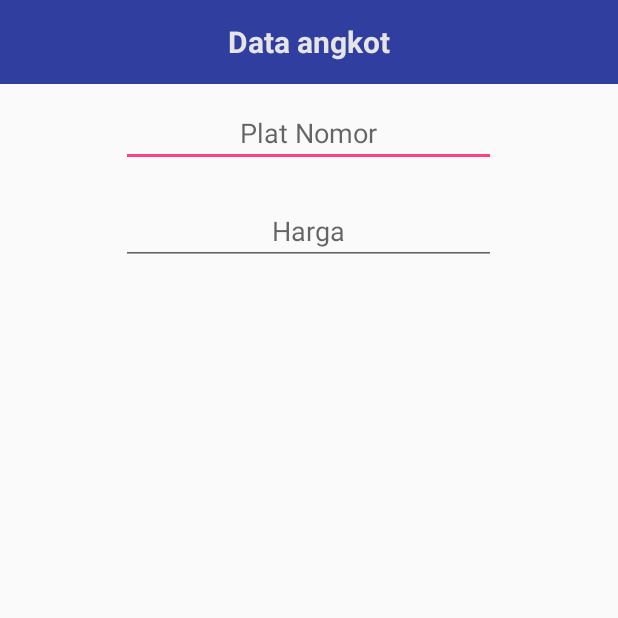
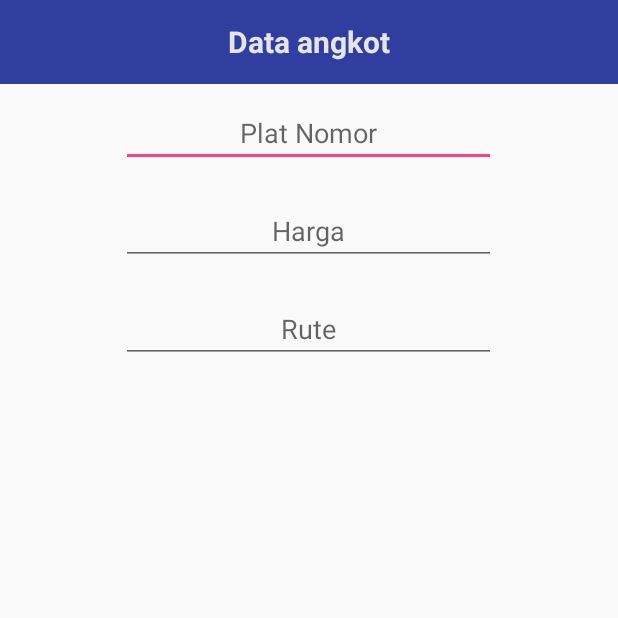
Before and after one commit to incursio13/smart-mobility, an Android app: the RegistrationActivity screen opened directly, with no data from a screen before it, on a phone screen of 412 x 824 dp, the top half of it. Run offline under Robolectric (Android 15) with nearby library versions, the phone set to English and light mode, and no system bars; our stand-ins replace ButterKnife, Firebase (no records; nobody signed in at launch, a user with empty details on screens opened directly); libraries missing offline, so code that uses them is left out: com.pixplicity.easyprefs; 1 statement that could not run was skipped.

Commit message:
tambah rute

```diff
--- a/app/src/main/java/id/ac/its/smartmobility/activity/LynListActivity.java
+++ b/app/src/main/java/id/ac/its/smartmobility/activity/LynListActivity.java
@@ -323,7 +323,7 @@ public class LynListActivity extends AppCompatActivity implements
                                         full.setText("Tersedia");
                                         tvLynStatus.setText("Tersedia");
                                     }
-                                    tvLynCode.setText(h.getPlate());
+                                    tvLynCode.setText(h.getPlate()+"\n"+h.getRoute());
                                     tvLynDestination.setText(map_distance[index]);
                                     jarak.setText(map_distance[index]);
                                     tvLynEta.setText(map_duration[index]);
--- a/app/src/main/java/id/ac/its/smartmobility/activity/MainActivity.java
+++ b/app/src/main/java/id/ac/its/smartmobility/activity/MainActivity.java
@@ -366,7 +366,7 @@ public class MainActivity extends AppCompatActivity implements
                         markerOptions.title(halte.getName());
                         markerOptions.icon(BitmapDescriptorFactory.fromResource(R.drawable.marker_halte));
                         mGoogleMap.addMarker(markerOptions);
-                        GoogleDirection.withServerKey(getResources().getString(R.string.googlegeneralkey))
+                        GoogleDirection.withServerKey(getResources().getString(R.string.google_maps_key))
                                 .from(new LatLng(myloc.getLatitude(), myloc.getLongitude()))
                                 .to(halteloc)
                                 .unit(Unit.METRIC)
--- a/app/src/main/java/id/ac/its/smartmobility/activity/MapsActivity.java
+++ b/app/src/main/java/id/ac/its/smartmobility/activity/MapsActivity.java
@@ -556,7 +556,7 @@ public class MapsActivity extends AppCompatActivity implements
                         Log.d("halte", "onDataChange: "+halte.getName());
                         markerOptions.icon(BitmapDescriptorFactory.fromResource(R.drawable.marker_halte));
                         mGoogleMap.addMarker(markerOptions);
-                        GoogleDirection.withServerKey(getResources().getString(R.string.googlegeneralkey))
+                        GoogleDirection.withServerKey(getResources().getString(R.string.google_maps_key))
                                 .from(new LatLng(myloc.getLatitude(), myloc.getLongitude()))
                                 .to(halteloc)
                                 .unit(Unit.METRIC)
--- a/app/src/main/java/id/ac/its/smartmobility/activity/Navigation.java
+++ b/app/src/main/java/id/ac/its/smartmobility/activity/Navigation.java
@@ -217,7 +217,7 @@ public class Navigation extends AppCompatActivity implements
                 if (polyline1 != null) {
                     polyline1.remove();
                 }
-                GoogleDirection.withServerKey(getResources().getString(R.string.googlegeneralkey))
+                GoogleDirection.withServerKey(getResources().getString(R.string.google_maps_key))
                         .from(new LatLng(myloc.getLatitude(), myloc.getLongitude()))
                         .to(latLng)
                         .unit(Unit.METRIC)
@@ -547,7 +547,7 @@ public class Navigation extends AppCompatActivity implements
                         destination = mGoogleMap.addMarker(markerOptions.flat(true));
                         mGoogleMap.animateCamera(CameraUpdateFactory.newLatLngZoom(latLng, 15.0f));
 
-                        GoogleDirection.withServerKey(getResources().getString(R.string.googlegeneralkey))
+                        GoogleDirection.withServerKey(getResources().getString(R.string.google_maps_key))
                                 .from(new LatLng(myloc.getLatitude(), myloc.getLongitude()))
                                 .to(latLng)
                                 .unit(Unit.METRIC)
--- a/driver/src/main/java/id/ac/its/driver/activity/RegistrationActivity.java
+++ b/driver/src/main/java/id/ac/its/driver/activity/RegistrationActivity.java
@@ -33,6 +33,8 @@ public class RegistrationActivity extends AppCompatActivity {
     Toolbar toolbar;
     @BindView(R.id.plat_nomor)
     EditText platNomor;
+    @BindView(R.id.route)
+    EditText route;
     @BindView(R.id.harga)
     EditText harga;
     @BindView(R.id.next_regis)
@@ -67,6 +69,7 @@ public class RegistrationActivity extends AppCompatActivity {
                 ifedit();
             }
         };
+        route.addTextChangedListener(watcher);
         platNomor.addTextChangedListener(watcher);
         harga.addTextChangedListener(watcher);
     }
@@ -81,7 +84,8 @@ public class RegistrationActivity extends AppCompatActivity {
     public void onViewClicked() {
         String a = platNomor.getText().toString();
         int b = Integer.parseInt(harga.getText().toString());
-        lyn = new Lyn(a, b, false, true, -7.275622, 112.793449);
+        String c = route.getText().toString();
+        lyn = new Lyn(a, b, false, true, -7.275622, 112.793449, c);
         databaseLyn.child(lyn.getPlate()).setValue(lyn);
         Prefs.putString("plat", a);
         Prefs.putInt("harga", b);
--- a/driver/src/main/java/id/ac/its/driver/activity/Splashscreen.java
+++ b/driver/src/main/java/id/ac/its/driver/activity/Splashscreen.java
@@ -52,9 +52,9 @@ public class Splashscreen extends AppCompatActivity {
                 @Override
                 public void onDataChange(DataSnapshot snapshot) {
                     if (!snapshot.hasChild("lyn")) {
-                        lyn = new Lyn("L 12 A", 5000, true, false, -7.275622, 112.793449);
+                        lyn = new Lyn("L 12 A", 5000, true, false, -7.275622, 112.793449, "BJ");
                         databaseLyn.child(lyn.getPlate()).setValue(lyn);
-                        lyn = new Lyn("L 23 B", 6000, true, true, -7.280443, 112.781068);
+                        lyn = new Lyn("L 23 B", 6000, true, true, -7.280443, 112.781068, "BJ");
                         databaseLyn.child(lyn.getPlate()).setValue(lyn);
                     }
                 }
--- a/driver/src/main/res/layout/activity_registration.xml
+++ b/driver/src/main/res/layout/activity_registration.xml
@@ -56,6 +56,19 @@
         />
 
 
+    <EditText
+        android:layout_margin="10dp"
+        android:gravity="center"
+        android:layout_centerHorizontal="true"
+        android:layout_below="@+id/harga"
+        android:layout_width="250dp"
+        android:layout_height="wrap_content"
+        android:inputType="textPersonName"
+        android:ems="10"
+        android:id="@+id/route"
+        android:hint="Rute"
+        />
+
     <Button
         android:gravity="center"
         android:layout_centerHorizontal="true"
@@ -63,7 +76,7 @@
         android:textColor="@color/colorPrimaryText"
         android:layout_width="250dp"
         android:layout_height="wrap_content"
-        android:layout_below="@+id/harga"
+        android:layout_below="@+id/route"
         android:layout_margin="10dp"
         android:background="@color/colorPrimary"
         android:text="Lanjut"
```
Also changed, not shown: app/src/main/java/id/ac/its/smartmobility/activity/Splashscreen.java (+4 -4 lines), app/src/main/java/id/ac/its/smartmobility/model/Lyn.java (+11 -1 lines), app/src/main/res/values/colors.xml (+4 -4 lines), driver/src/main/java/id/ac/its/driver/model/Lyn.java (+11 -1 lines), driver/src/main/res/values/colors.xml (+4 -4 lines).
